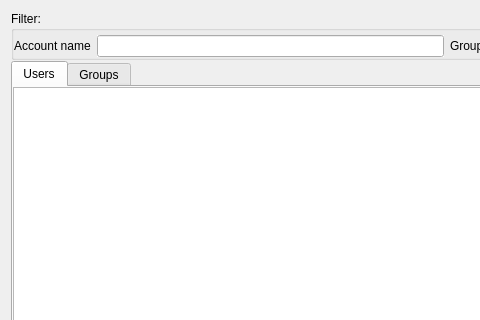
Above: src/plugin/account/account.ui from mhatina/openlmi_gui before the change; both pictures show x 0 to 480 and y 0 to 320 of the 883 by 609 pixel window. Below: the same form after it.
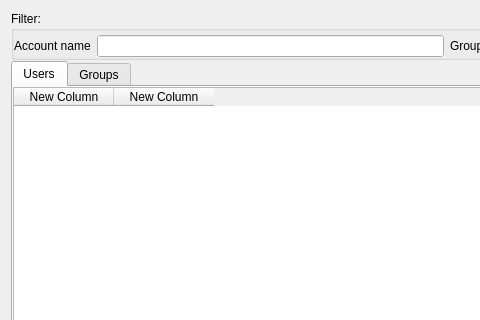
That is the form after the change. Icons and pictures are not drawn.

The edit to the form file:
```diff
--- a/src/plugin/account/account.ui
+++ b/src/plugin/account/account.ui
@@ -180,7 +180,7 @@
           <number>0</number>
          </property>
          <property name="columnCount">
-          <number>0</number>
+          <number>2</number>
          </property>
          <attribute name="horizontalHeaderCascadingSectionResizes">
           <bool>false</bool>
@@ -192,7 +192,7 @@
           <number>27</number>
          </attribute>
          <attribute name="horizontalHeaderShowSortIndicator" stdset="0">
-          <bool>true</bool>
+          <bool>false</bool>
          </attribute>
          <attribute name="horizontalHeaderStretchLastSection">
           <bool>false</bool>
@@ -203,6 +203,16 @@
          <attribute name="verticalHeaderStretchLastSection">
           <bool>false</bool>
          </attribute>
+         <column>
+          <property name="text">
+           <string>New Column</string>
+          </property>
+         </column>
+         <column>
+          <property name="text">
+           <string>New Column</string>
+          </property>
+         </column>
         </widget>
        </item>
       </layout>
```
